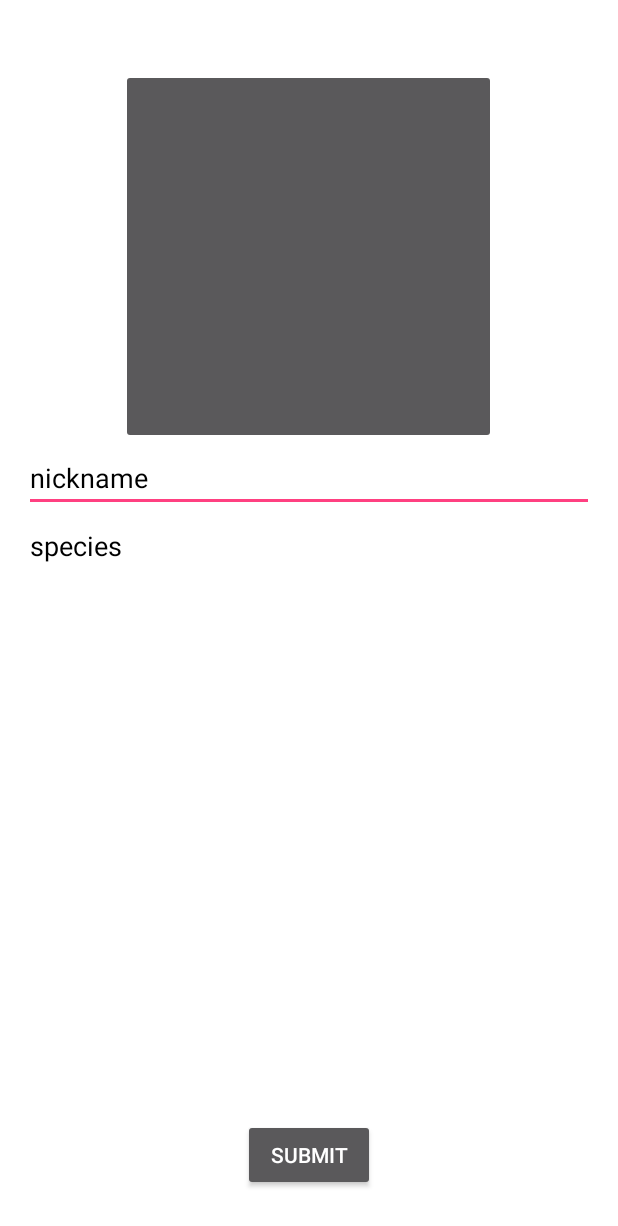
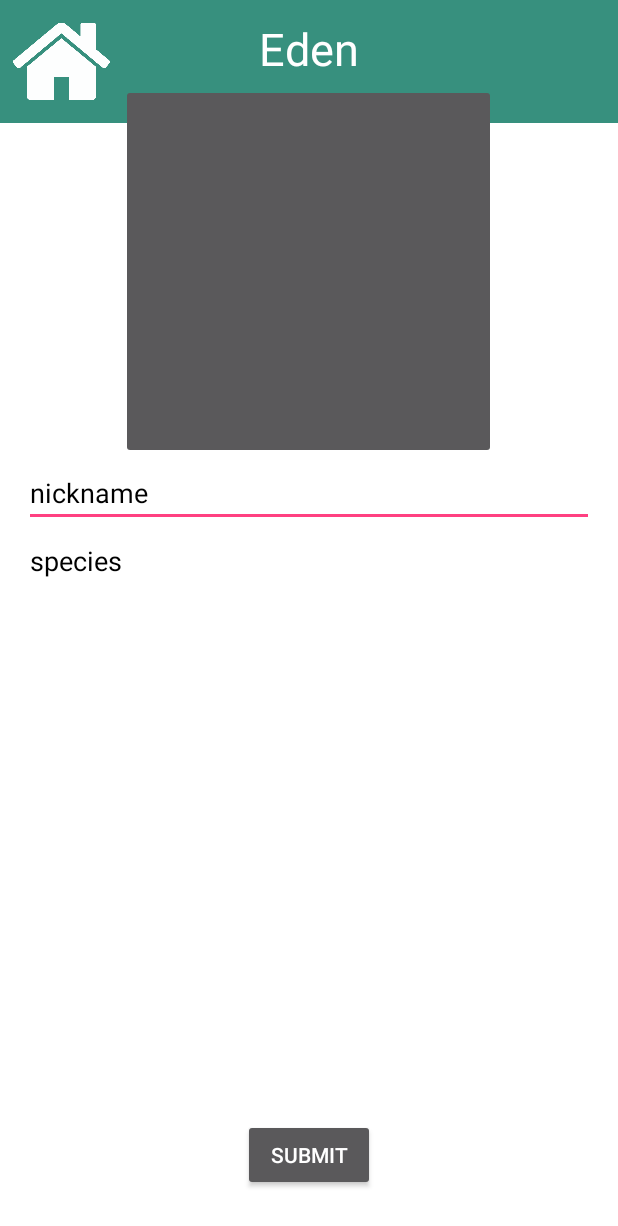
Before and after one commit to joshmlee/PlantApp, an Android app: the AddPlant screen opened directly, with no data from a screen before it, on a phone screen of 412 x 824 dp. Shown: the top 1226 px of the screen. Run offline under Robolectric (Android 15) with nearby library versions, the phone set to English and light mode, and no system bars.

Commit message:
Add plant buttons

```diff
--- a/app/src/main/java/com/example/joshualee/plantapp/AddPlant.java
+++ b/app/src/main/java/com/example/joshualee/plantapp/AddPlant.java
@@ -48,6 +48,18 @@ public class AddPlant extends AppCompatActivity {
     public void onCreate(Bundle savedInstanceState) {
         super.onCreate(savedInstanceState);
         setContentView(R.layout.activity_plant_add);
+
+
+        ImageView homeButton = (ImageView) findViewById(R.id.imageView5);
+        homeButton.setOnClickListener(new View.OnClickListener() {
+            @Override
+            public void onClick(View v) {
+                Intent intent3 = new Intent(AddPlant.this, MainActivity.class);
+                startActivity(intent3);
+            }
+        });
+
+
         if(Build.VERSION.SDK_INT== Build.VERSION_CODES.M) {
 //call the request permission here
 
--- a/app/src/main/res/layout/activity_plant_add.xml
+++ b/app/src/main/res/layout/activity_plant_add.xml
@@ -6,9 +6,57 @@
     android:layout_width="match_parent"
     android:background="@color/background">
 
+    <LinearLayout
+        android:layout_width="match_parent"
+        android:layout_height="match_parent"
+        android:orientation="vertical"
+        android:id="@+id/linLayout"
+        android:background="@color/background"
+        android:weightSum="20">
+
+        <LinearLayout
+            android:layout_weight="2"
+            android:layout_width="match_parent"
+            android:layout_height="0dp"
+            android:orientation="horizontal"
+            android:id="@+id/linLayout2"
+            android:layout_alignParentTop="true"
+            android:layout_centerHorizontal="true"
+            android:background="@color/header"
+            android:weightSum="10">
+
+            <ImageView
+                android:layout_width="0dp"
+                android:layout_weight="2"
+                android:layout_height="match_parent"
+                android:id="@+id/imageView5"
+                android:layout_alignParentTop="true"
+                android:layout_alignParentStart="true"
+                android:src="@drawable/homebutton"
+                android:textAlignment="textStart"
+                android:clickable="true" />
+
+            <TextView
+                android:text="Eden"
+                android:textSize="30sp"
+                android:textAllCaps="false"
+                android:paddingTop="12dp"
+                android:layout_width="0dp"
+                android:layout_weight="6"
+                android:layout_height="match_parent"
+                android:textColor="@color/background"
+                android:id="@+id/textView2"
+                android:background="@color/header"
+                android:gravity="center_horizontal"
+                android:textAlignment="center" />
+
+        </LinearLayout>
+
+    </LinearLayout>
 
 
-<LinearLayout
+
+    <LinearLayout
     android:layout_width="match_parent"
     android:layout_height="match_parent"
     android:paddingBottom="@dimen/activity_vertical_margin"
@@ -26,7 +74,7 @@
         android:layout_gravity="center_horizontal"
         android:onClick="loadImagefromGallery"
         android:scaleType="centerCrop"
-        android:layout_marginTop="30dp"
+        android:layout_marginTop="40dp"
         />
 
     <EditText
@@ -65,4 +113,7 @@
         android:layout_centerHorizontal="true"
         android:layout_marginBottom="30dp"
         android:onClick="SubmitAddText"/>
+
+
+
 </RelativeLayout>
```
